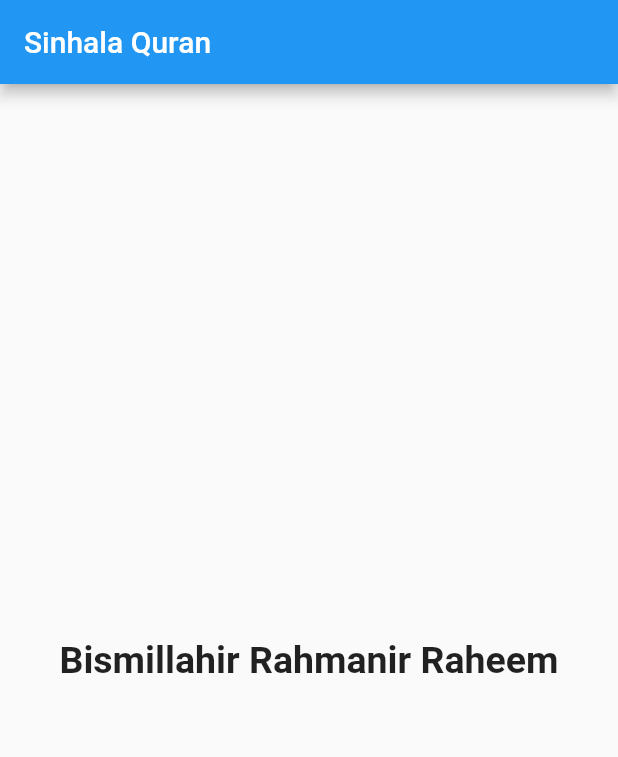
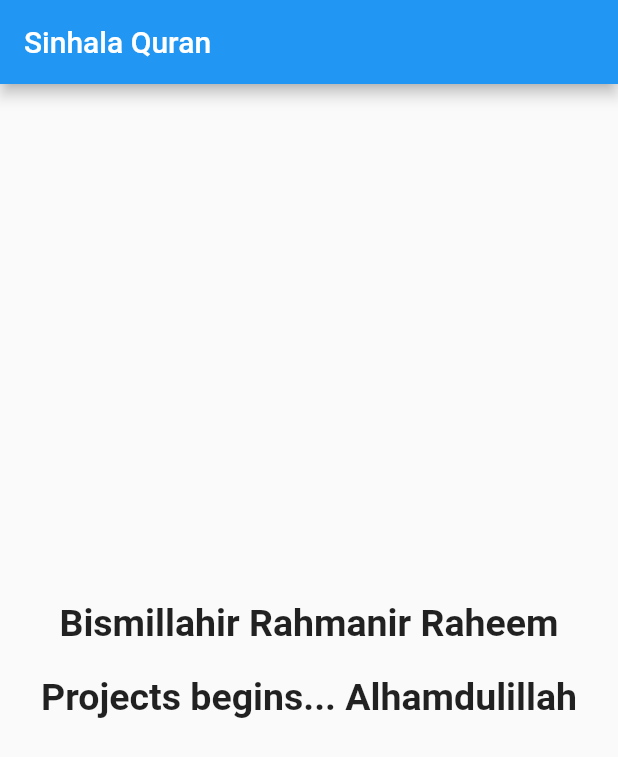
Before and after one commit to FaheemJawfar/sinhala_quran, a Flutter app: the screen it shows after launch, on a phone screen of 412 x 824 dp. Shown: the top 757 px of the screen. Run offline on Flutter 3.47's test engine with Material 2 defaults, Android fonts, the phone set to English and light mode, and no system bars.

Commit message:
Projects starts from today.. Alhamdulillah

```diff
--- a/lib/home_page.dart
+++ b/lib/home_page.dart
@@ -28,6 +28,11 @@ class _MyHomePageState extends State<MyHomePage> {
             Text(
              'Bismillahir Rahmanir Raheem',style: TextStyle(fontSize: 25,fontWeight: FontWeight.bold),
             ),
+            SizedBox(height: 20,),
+
+            Text(
+              'Projects begins... Alhamdulillah',style: TextStyle(fontSize: 25,fontWeight: FontWeight.bold),
+            ),
           ],
         ),
       ),
```
Also changed, not shown: pubspec.lock, 1 other file.
